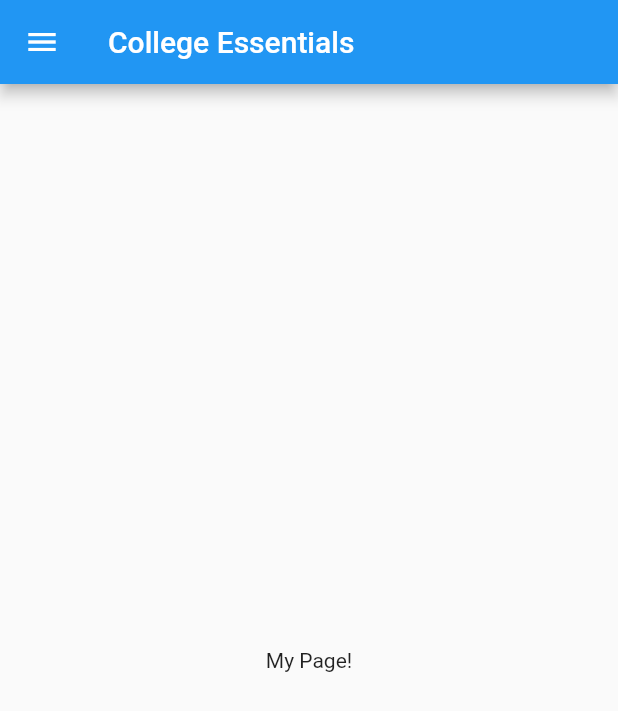
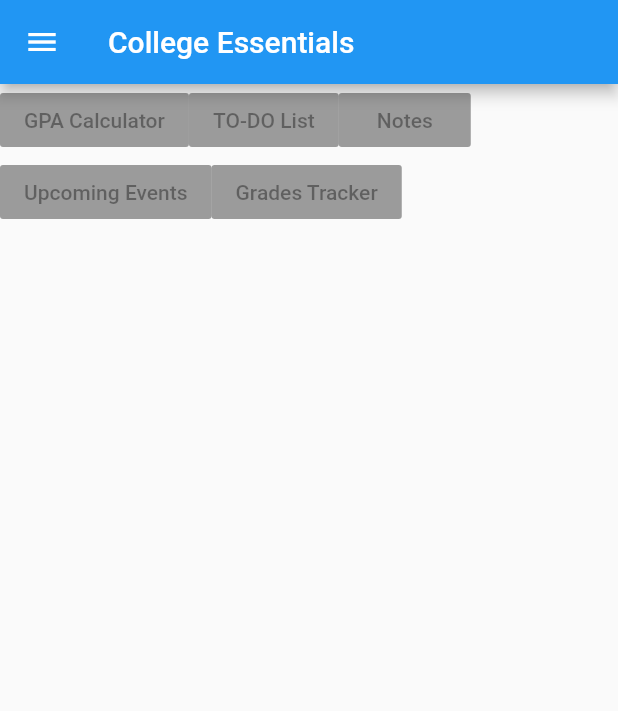
Before and after one commit to charafmrah/College-Essentials-App, a Flutter app: the screen it shows after launch, on a phone screen of 412 x 824 dp. Shown: the top 711 px of the screen. Run offline on Flutter 3.47's test engine with Material 2 defaults, Android fonts, the phone set to English and light mode, and no system bars.

Commit message:
added a home page and unactive navigation  buttons

```diff
--- /dev/null
+++ b/lib/MyHomePage.dart
@@ -0,0 +1,74 @@
+import 'package:flutter/material.dart';
+
+class MyHomePage extends StatelessWidget {
+  final String title = "College Essentials";
+
+  // MyHomePage({Key key, this.title}) : super(key: key);
+
+  @override
+  Widget build(BuildContext context) {
+    return Scaffold(
+      appBar: AppBar(title: Text(title)),
+      body: Wrap(
+        children: <Widget>[
+          RaisedButton(
+            child: new Text("GPA Calculator"),
+            color: Colors.blueAccent[600],
+            onPressed: null,
+          ),
+          RaisedButton(
+            child: new Text("TO-DO List"),
+            onPressed: null,
+          ),
+          RaisedButton(
+            child: new Text("Notes"),
+            onPressed: null,
+          ),
+          RaisedButton(
+            child: new Text("Upcoming Events"),
+            onPressed: null,
+          ),
+          RaisedButton(
+            child: new Text("Grades Tracker"),
+            onPressed: null,
+          ),
+        ],
+      ),
+      drawer: Drawer(
+        // Add a ListView to the drawer. This ensures the user can scroll
+        // through the options in the drawer if there isn't enough vertical
+        // space to fit everything.
+        child: ListView(
+          // Important: Remove any padding from the ListView.
+          padding: EdgeInsets.zero,
+          children: <Widget>[
+            // DrawerHeader(
+            //   child: Text('Options'),
+            //   decoration: BoxDecoration(
+            //     color: Colors.blue,
+            //   ),
+            // ),
+            ListTile(
+              title: Text('Item 1'),
+              onTap: () {
+                // Update the state of the app
+                // ...
+                // Then close the drawer
+                Navigator.pop(context);
+              },
+            ),
+            ListTile(
+              title: Text('Item 2'),
+              onTap: () {
+                // Update the state of the app
+                // ...
+                // Then close the drawer
+                Navigator.pop(context);
+              },
+            ),
+          ],
+        ),
+      ),
+    );
+  }
+}
--- a/lib/main.dart
+++ b/lib/main.dart
@@ -1,3 +1,4 @@
+import 'package:college_essentials_app/MyHomePage.dart';
 import 'package:flutter/material.dart';
 
 void main() {
@@ -9,62 +10,8 @@ class MyApp extends StatelessWidget {
   @override
   Widget build(BuildContext context) {
     return MaterialApp(
-      title: 'Flutter Demo',
-      theme: ThemeData(
-        // This is the theme of the application.
-
-        primarySwatch: Colors.blue,
-      ),
-      home: MyHomePage(title: 'College Essentials'),
+      title: "Test",
+      home: MyHomePage(),
     );
   }
 }
-
-class MyHomePage extends StatelessWidget {
-  final String title;
-
-  MyHomePage({Key key, this.title}) : super(key: key);
-
-  @override
-  Widget build(BuildContext context) {
-    return Scaffold(
-      appBar: AppBar(title: Text(title)),
-      body: Center(child: Text('My Page!')),
-      drawer: Drawer(
-        // Add a ListView to the drawer. This ensures the user can scroll
-        // through the options in the drawer if there isn't enough vertical
-        // space to fit everything.
-        child: ListView(
-          // Important: Remove any padding from the ListView.
-          padding: EdgeInsets.zero,
-          children: <Widget>[
-            // DrawerHeader(
-            //   child: Text('Options'),
-            //   decoration: BoxDecoration(
-            //     color: Colors.blue,
-            //   ),
-            // ),
-            ListTile(
-              title: Text('Item 1'),
-              onTap: () {
-                // Update the state of the app
-                // ...
-                // Then close the drawer
-                Navigator.pop(context);
-              },
-            ),
-            ListTile(
-              title: Text('Item 2'),
-              onTap: () {
-                // Update the state of the app
-                // ...
-                // Then close the drawer
-                Navigator.pop(context);
-              },
-            ),
-          ],
-        ),
-      ),
-    );
-  }
-}
```
Also changed, not shown: lib/screens/Home.dart (deleted), 3 other files.
